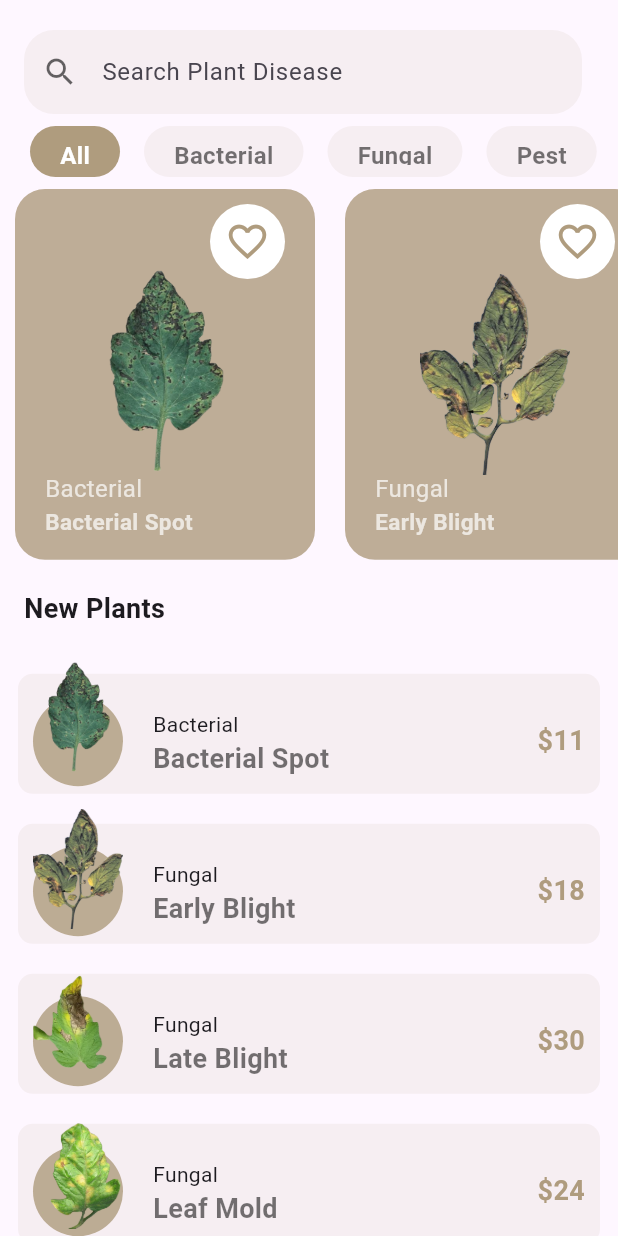
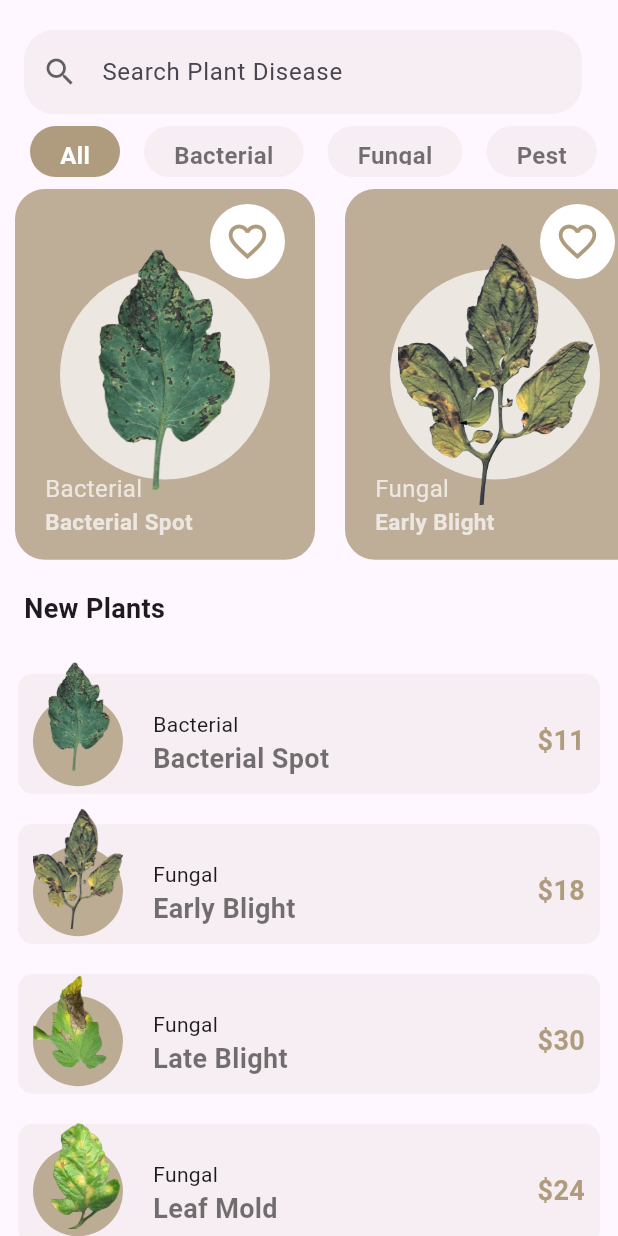
Before and after one commit to danish2910/Plant-Disease-Recognition, a Flutter app: the HomePage screen opened directly, on a phone screen of 412 x 824 dp. Run offline on Flutter 3.47's test engine with Material 3 defaults, Android fonts, the light colour scheme and no system bars; our stand-ins replace animated_bottom_navigation_bar, modal_bottom_sheet, page_transition.

Commit message:
added circular bg on home screen

```diff
--- a/lib/ui/screens/home_page.dart
+++ b/lib/ui/screens/home_page.dart
@@ -40,8 +40,9 @@ class _HomePageState extends State<HomePage> {
       filteredPlants = _plantList; // Show all plants for 'All'
     } else {
       String selectedCategory = _plantTypes[selectedIndex];
-      filteredPlants =
-          _plantList.where((plant) => plant.category == selectedCategory).toList();
+      filteredPlants = _plantList
+          .where((plant) => plant.category == selectedCategory)
+          .toList();
     }
 
     if (searchQuery.isNotEmpty) {
@@ -176,7 +177,8 @@ class _HomePageState extends State<HomePage> {
                                   setState(() {
                                     bool isFavorited = toggleIsFavorated(
                                         filteredPlants[index].isFavorated);
-                                    filteredPlants[index].isFavorated = isFavorited;
+                                    filteredPlants[index].isFavorated =
+                                        isFavorited;
                                   });
                                 },
                                 icon: Icon(
@@ -194,11 +196,21 @@ class _HomePageState extends State<HomePage> {
                             ),
                           ),
                           Positioned(
-                            left: 50,
-                            right: 50,
-                            top: 50,
-                            bottom: 50,
-                            child: Image.asset(filteredPlants[index].imageURL),
+                            left: 30, // Adjust as needed for positioning
+                            right: 30, // Adjust as needed for positioning
+                            top: 30, // Adjust as needed for positioning
+                            bottom: 30, // Adjust as needed for positioning
+                            child: Container(
+                              decoration: BoxDecoration(
+                                shape: BoxShape.circle,
+                                color: Colors
+                                    .white70, // Replace with desired background color
+                              ),
+                              padding: const EdgeInsets.all(
+                                  5), // Adjust padding for image size
+                              child:
+                                  Image.asset(filteredPlants[index].imageURL),
+                            ),
                           ),
                           Positioned(
                             bottom: 15,
```
